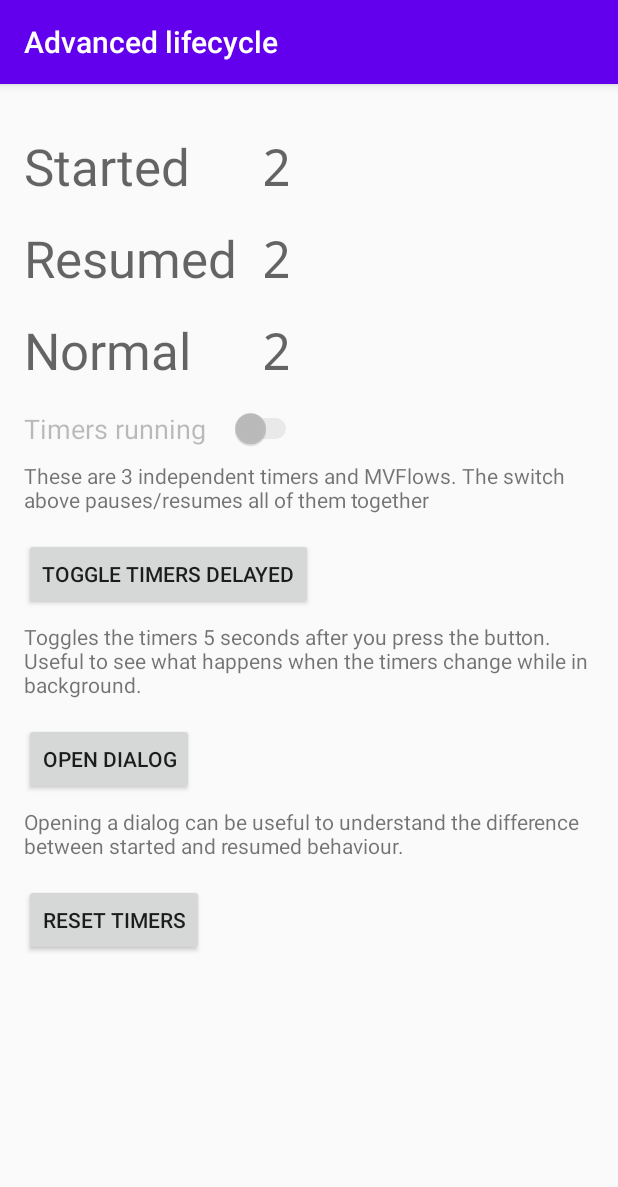
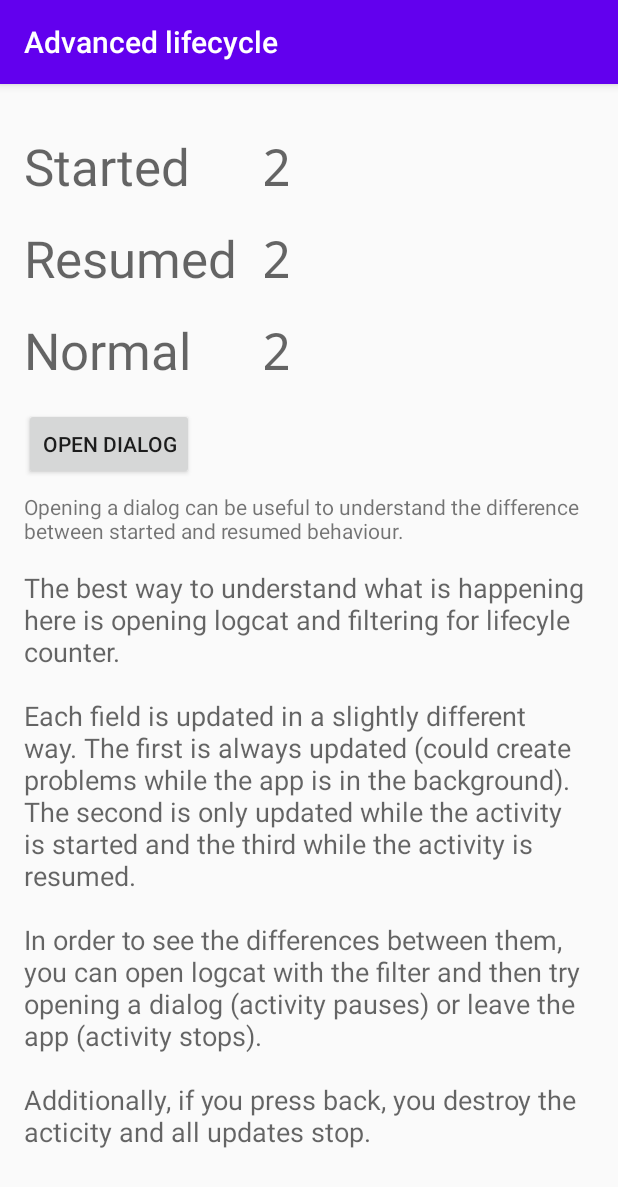
Before and after one commit to pedroql/mvflow, an Android app: the screen it shows after launch (LifecycleActivity), after a tap on "LIFECYCLE EXAMPLE", on a phone screen of 412 x 824 dp. Shown: the top 1187 px of the screen. Run offline under Robolectric (Android 15) with nearby library versions, the phone set to English and light mode, and no system bars.

Commit message:
Update lifecyle example (#14)

```diff
--- a/samples/android-app/src/main/kotlin/net/pedroloureiro/mvflow/samples/android/screens/lifecycle/LifecycleActivity.kt
+++ b/samples/android-app/src/main/kotlin/net/pedroloureiro/mvflow/samples/android/screens/lifecycle/LifecycleActivity.kt
@@ -3,106 +3,91 @@ package net.pedroloureiro.mvflow.samples.android.screens.lifecycle
 import android.content.Context
 import android.content.Intent
 import android.os.Bundle
-import android.view.View
+import android.util.Log
+import android.widget.TextView
 import androidx.appcompat.app.AppCompatActivity
 import androidx.lifecycle.lifecycleScope
-import kotlinx.coroutines.ObsoleteCoroutinesApi
-import kotlinx.coroutines.channels.BroadcastChannel
-import kotlinx.coroutines.channels.Channel
-import kotlinx.coroutines.channels.awaitClose
-import kotlinx.coroutines.channels.broadcast
-import kotlinx.coroutines.channels.consumeEach
-import kotlinx.coroutines.channels.ticker
 import kotlinx.coroutines.flow.Flow
-import kotlinx.coroutines.flow.callbackFlow
-import kotlinx.coroutines.flow.collect
-import kotlinx.coroutines.flow.filterIsInstance
+import kotlinx.coroutines.flow.emptyFlow
 import kotlinx.coroutines.launch
 import net.pedroloureiro.mvflow.MVFlow
 import net.pedroloureiro.mvflow.samples.android.databinding.LifecycleActivityBinding
 import net.pedroloureiro.mvflow.samples.android.screens.dummydialog.DummyDialogActivity
 import net.pedroloureiro.mvflow.samples.android.screens.lifecycle.LifecycleMVFlow.Action
-import net.pedroloureiro.mvflow.samples.android.screens.lifecycle.LifecycleMVFlow.Effect
 import net.pedroloureiro.mvflow.samples.android.screens.lifecycle.LifecycleMVFlow.State
 
 class LifecycleActivity : AppCompatActivity() {
 
     override fun onCreate(savedInstanceState: Bundle?) {
         super.onCreate(savedInstanceState)
+        logLifeCycle(if (savedInstanceState == null) "onCreate" else "onCreate with saved instance state")
         title = "Advanced lifecycle"
         val binding = LifecycleActivityBinding.inflate(layoutInflater)
         setContentView(binding.root)
 
-        val view = object : MVFlow.View<State, Action> {
-            override fun render(state: State) {
-                binding.normalCounter.text = state.normalCounter.toString()
-                binding.startedCounter.text = state.startedCounter.toString()
-                binding.resumedCounter.text = state.resumedCounter.toString()
+        /*
+        Note: this is not the normal way to use this library. This is just a contrived example to show the difference
+        between launch and launchWhenResumed (and other similar methods)
+         */
+        val viewNormal = StateActionView(binding.normalCounter, "normal")
+        val mvFlowNormal = LifecycleMVFlow.create(lifecycleScope)
+        val viewStarted = StateActionView(binding.startedCounter, "started")
+        val mvFlowStarted = LifecycleMVFlow.create(lifecycleScope)
+        val viewResumed = StateActionView(binding.resumedCounter, "resumed")
+        val mvFlowResumed = LifecycleMVFlow.create(lifecycleScope)
 
-                binding.timersRunning.isChecked = state.timersRunning
-
-                binding.delayedToggleTimers.isEnabled = state.delayedToggleWaiting.not()
-                binding.toggleProgressBar.visibility = if (state.delayedToggleWaiting) View.VISIBLE else View.INVISIBLE
+        val initialActions = listOf(Action.StartCounter)
+        lifecycleScope.launch {
+            mvFlowNormal.takeView(this, viewNormal, initialActions)
+        }
+        lifecycleScope.launchWhenStarted {
+            mvFlowStarted.takeView(this, viewStarted, initialActions)
+        }
+        lifecycleScope.launchWhenResumed {
+            mvFlowResumed.takeView(this, viewResumed, initialActions)
         }
 
-            override fun actions(): Flow<Action> = callbackFlow {
-                binding.delayedToggleTimers.setOnClickListener {
-                    offer(Action.ToggleTimersDelayed)
-                }
         binding.openDialog.setOnClickListener {
-                    offer(Action.OpenDialog)
-                }
-                binding.resetTimers.setOnClickListener {
-                    offer(Action.ResetTimers)
-                }
-                binding.timersRunning.setOnCheckedChangeListener { _, checked ->
-                    offer(Action.SetTimers(checked))
-                }
-
-                // these are not really actions coming from the view, but a proof of concept to allow to see the
-                // different ways you can use lifecycles to observe state updates how you want them.
-                //
-                // This sample highlighted some issues with the current API and we will address that soon.
-                val ticker = tickerBroadcastChannel()
-                lifecycleScope.launchWhenResumed {
-                    ticker.openSubscription().consumeEach {
-                        offer(Action.TickResumed)
+            DummyDialogActivity.launch(this)
         }
     }
 
-                lifecycleScope.launch {
-                    ticker.openSubscription().consumeEach {
-                        offer(Action.TickNormal)
-                    }
-                }
-                lifecycleScope.launchWhenStarted {
-                    ticker.openSubscription().consumeEach {
-                        offer(Action.TickStarted)
-                    }
-                }
-                awaitClose()
-            }
+    class StateActionView(private val textView: TextView, private val name: String) : MVFlow.View<State, Action> {
+        override fun render(state: State) {
+            Log.d("MYAPP", "lifecycle counter updated for $name with value ${state.counter}")
+            textView.text = state.counter.toString()
         }
 
-        val mvFlow = LifecycleMVFlow.create(lifecycleScope)
-        lifecycleScope.launch {
-            mvFlow.takeView(this, view)
+        override fun actions(): Flow<Action> = emptyFlow()
     }
 
-        lifecycleScope.launch {
-            mvFlow.observeEffects().filterIsInstance<Effect.OpenDialog>()
-                .collect {
-                    DummyDialogActivity.launch(this@LifecycleActivity)
-                }
-        }
+    override fun onStart() {
+        super.onStart()
+        logLifeCycle("onStart")
     }
 
-    @OptIn(ObsoleteCoroutinesApi::class)
-    private fun tickerBroadcastChannel(): BroadcastChannel<Unit> {
-        return ticker(
-            delayMillis = 1000,
-            initialDelayMillis = 0
-        ).broadcast(capacity = Channel.CONFLATED)
+    override fun onResume() {
+        super.onResume()
+        logLifeCycle("onResume")
+    }
+
+    override fun onPause() {
+        logLifeCycle("onPause")
+        super.onPause()
+    }
+
+    override fun onStop() {
+        logLifeCycle("onStop")
+        super.onStop()
+    }
+
+    override fun onDestroy() {
+        logLifeCycle("onDestroy")
+        super.onDestroy()
+    }
+
+    private fun logLifeCycle(step: String) {
+        Log.d("MYAPP", "lifecycle step $step ${javaClass.simpleName}@${hashCode().toString(16)}")
     }
 
     companion object {
--- a/samples/android-app/src/main/kotlin/net/pedroloureiro/mvflow/samples/android/screens/lifecycle/LifecycleMVFlow.kt
+++ b/samples/android-app/src/main/kotlin/net/pedroloureiro/mvflow/samples/android/screens/lifecycle/LifecycleMVFlow.kt
@@ -2,92 +2,66 @@ package net.pedroloureiro.mvflow.samples.android.screens.lifecycle
 
 import android.util.Log
 import kotlinx.coroutines.CoroutineScope
-import kotlinx.coroutines.delay
-import kotlinx.coroutines.flow.flow
-import kotlinx.coroutines.flow.flowOf
-import net.pedroloureiro.mvflow.HandlerWithEffects
+import kotlinx.coroutines.ObsoleteCoroutinesApi
+import kotlinx.coroutines.channels.Channel
+import kotlinx.coroutines.channels.broadcast
+import kotlinx.coroutines.channels.ticker
+import kotlinx.coroutines.flow.consumeAsFlow
+import kotlinx.coroutines.flow.transform
+import net.pedroloureiro.mvflow.Handler
 import net.pedroloureiro.mvflow.MVFlow
 import net.pedroloureiro.mvflow.Reducer
 
 object LifecycleMVFlow {
     data class State(
-        val normalCounter: Int = 0,
-        val startedCounter: Int = 0,
-        val resumedCounter: Int = 0,
-        val timersRunning: Boolean = false,
-        val delayedToggleWaiting: Boolean = false
+        val counter: Int = 0
     )
 
     sealed class Action {
-        data class SetTimers(val running: Boolean) : Action()
-        object ToggleTimersDelayed : Action()
-        object OpenDialog : Action()
-        object ResetTimers : Action()
-        object TickNormal : Action()
-        object TickStarted : Action()
-        object TickResumed : Action()
+        object StartCounter : Action()
     }
 
     sealed class Mutation {
-        data class SetTimersRunning(val running: Boolean) : Mutation()
-        data class DelayedToggleWaiting(val waiting: Boolean) : Mutation()
-
-        /**
-         * A tick, meant to increment the timers
-         */
-        object TickNormal : Mutation()
-        object TickStarted : Mutation()
-        object TickResumed : Mutation()
-
-        object ResetTimers : Mutation()
-        object ToggleTimers : Mutation()
+        object Tick : Mutation()
     }
 
-    sealed class Effect {
-        object OpenDialog : Effect()
-    }
+    /*
+        Note: this is not the normal way to use this library. This is just a contrived example to show the difference
+        between launch and launchWhenResumed (and other similar methods)
+    */
 
-    val handler: HandlerWithEffects<State, Action, Mutation, Effect> = { _, action, effects ->
-        when (action) {
-            Action.OpenDialog -> flow {
-                effects.send(Effect.OpenDialog)
-                // empty flow - we will listen externally to this and act there
+    fun createHandler(): Handler<State, Action, Mutation> =
+        { _, action ->
+            when (action) {
+                Action.StartCounter ->
+                    tickerBroadcastChannel
+                        .openSubscription()
+                        .consumeAsFlow()
+                        .transform {
+                            emit(Mutation.Tick)
+                        }
             }
+        }
 
-            is Action.SetTimers -> flowOf(Mutation.SetTimersRunning(action.running))
-            Action.ToggleTimersDelayed -> flow {
-                emit(Mutation.DelayedToggleWaiting(true))
-                delay(5000)
-                emit(Mutation.ToggleTimers)
-                emit(Mutation.DelayedToggleWaiting(false))
-            }
-
-            Action.ResetTimers -> flowOf(Mutation.ResetTimers)
-
-            Action.TickNormal -> flowOf(Mutation.TickNormal)
-            Action.TickStarted -> flowOf(Mutation.TickStarted)
-            Action.TickResumed -> flowOf(Mutation.TickResumed)
-        }
-    }
+    @OptIn(ObsoleteCoroutinesApi::class)
+    private val tickerBroadcastChannel =
+        ticker(
+            delayMillis = 1000,
+            initialDelayMillis = 0
+        ).broadcast(Channel.CONFLATED)
 
     val reducer: Reducer<State, Mutation> = { state, mutation ->
         when (mutation) {
-            is Mutation.SetTimersRunning -> state.copy(timersRunning = mutation.running)
-            is Mutation.DelayedToggleWaiting -> state.copy(delayedToggleWaiting = mutation.waiting)
-            Mutation.TickNormal -> state.copy(normalCounter = state.normalCounter + 1)
-            Mutation.TickStarted -> state.copy(startedCounter = state.startedCounter + 1)
-            Mutation.TickResumed -> state.copy(resumedCounter = state.resumedCounter + 1)
-            Mutation.ResetTimers -> state.copy(normalCounter = 0, startedCounter = 0, resumedCounter = 0)
-            Mutation.ToggleTimers -> state.copy(timersRunning = state.timersRunning.not())
+            Mutation.Tick -> state.copy(counter = state.counter + 1)
         }
     }
 
     fun create(coroutineScope: CoroutineScope) =
         MVFlow(
             State(),
-            handler,
+            createHandler(),
             reducer,
             coroutineScope,
-            defaultLogger = { Log.d("MVFLOW", it) }
+            defaultLogger = { Log.d("MYAPP", it) }
         )
 }
--- a/samples/android-app/src/main/res/layout/lifecycle_activity.xml
+++ b/samples/android-app/src/main/res/layout/lifecycle_activity.xml
@@ -16,24 +16,8 @@
             android:text="@string/lifecycle_open_dialog"
             android:layout_width="wrap_content" android:layout_height="wrap_content"
             android:layout_marginLeft="16dp" android:layout_marginStart="16dp"
-            android:layout_marginTop="16dp" app:layout_constraintStart_toStartOf="parent"
-            app:layout_constraintTop_toBottomOf="@+id/textView11"/>
-        <Button
-            android:id="@+id/delayedToggleTimers"
-            android:text="@string/lifecyle_toggle_timers_delayed"
-            android:layout_width="wrap_content" android:layout_height="wrap_content"
             android:layout_marginTop="16dp"
-            android:enabled="false" app:layout_constraintStart_toStartOf="@+id/textView9"
-            app:layout_constraintTop_toBottomOf="@+id/textView9"/>
-        <Switch
-            android:id="@+id/timersRunning"
-            android:text="@string/lifecycle_timers_running"
-            android:layout_width="wrap_content" android:layout_height="wrap_content"
-            android:switchPadding="16dp"
-            android:textAppearance="@style/TextAppearance.AppCompat.Medium"
-            android:layout_marginTop="16dp"
-            android:enabled="false" app:layout_constraintStart_toStartOf="@+id/textView4"
-            app:layout_constraintTop_toBottomOf="@+id/textView7"/>
+            app:layout_constraintStart_toStartOf="parent" app:layout_constraintTop_toBottomOf="@+id/textView7"/>
         <TextView
             android:id="@+id/startedCounter"
             tools:text="0"
@@ -80,15 +64,6 @@
             android:layout_marginStart="16dp" app:layout_constraintStart_toStartOf="parent"
             app:layout_constraintTop_toTopOf="parent"/>
         <TextView
-            android:id="@+id/textView9"
-            android:text="@string/lifecycle_timers_switch_explanation"
-            android:layout_width="0dp" android:layout_height="wrap_content"
-            android:layout_marginTop="8dp"
-            android:layout_marginLeft="16dp" android:layout_marginStart="16dp"
-            android:layout_marginRight="16dp" android:layout_marginEnd="16dp"
-            app:layout_constraintEnd_toEndOf="parent" app:layout_constraintStart_toStartOf="parent"
-            app:layout_constraintTop_toBottomOf="@+id/timersRunning"/>
-        <TextView
             android:id="@+id/textView10"
             android:text="@string/lifecycle_open_dialog_explanation"
             android:layout_width="0dp" android:layout_height="wrap_content"
@@ -97,32 +72,22 @@
             android:layout_marginTop="8dp" app:layout_constraintEnd_toEndOf="parent"
             app:layout_constraintHorizontal_bias="0.5" app:layout_constraintStart_toStartOf="parent"
             app:layout_constraintTop_toBottomOf="@+id/openDialog"/>
-        <TextView
-            android:id="@+id/textView11"
-            android:text="@string/lifecycle_delayed_toggle_explanation"
-            android:layout_width="0dp" android:layout_height="wrap_content"
-            android:layout_marginTop="8dp"
-            app:layout_constraintEnd_toEndOf="@+id/textView10" app:layout_constraintStart_toStartOf="@+id/delayedToggleTimers"
-            app:layout_constraintTop_toBottomOf="@+id/delayedToggleTimers"/>
         <androidx.constraintlayout.widget.Barrier android:id="@+id/barrier4"
                                                   android:layout_width="wrap_content"
                                                   android:layout_height="wrap_content"
                                                   app:barrierDirection="end"
                                                   app:constraint_referenced_ids="textView2,textView4,textView7"
-        />
-        <ProgressBar
-            android:id="@+id/toggleProgressBar"
-            style="?android:attr/progressBarStyle"
-            android:layout_width="wrap_content"
-            android:layout_height="wrap_content" android:layout_marginLeft="32dp"
-            android:layout_marginStart="32dp" app:layout_constraintBottom_toBottomOf="@+id/delayedToggleTimers"
-            app:layout_constraintStart_toEndOf="@+id/delayedToggleTimers" app:layout_constraintTop_toTopOf="@+id/delayedToggleTimers"/>
-        <Button
-            android:id="@+id/resetTimers"
-            android:text="@string/lifecycle_reset_timers"
-            android:layout_width="wrap_content" android:layout_height="wrap_content"
+                                                  tools:layout_editor_absoluteX="157dp"/>
+        <TextView
+            android:id="@+id/textView5"
+            android:text="@string/lifecycle_explanation"
+            android:layout_width="0dp" android:layout_height="wrap_content"
             android:layout_marginTop="16dp"
-            app:layout_constraintStart_toStartOf="@+id/textView10" app:layout_constraintTop_toBottomOf="@+id/textView10"/>
+            android:layout_marginLeft="16dp" android:layout_marginStart="16dp"
+            android:layout_marginRight="16dp" android:layout_marginEnd="16dp"
+            android:textAppearance="@style/TextAppearance.AppCompat.Medium" app:layout_constraintEnd_toEndOf="parent"
+            app:layout_constraintStart_toStartOf="parent"
+            app:layout_constraintTop_toBottomOf="@+id/textView10"/>
 
     </androidx.constraintlayout.widget.ConstraintLayout>
 </ScrollView>
--- a/samples/android-app/src/main/res/values/strings.xml
+++ b/samples/android-app/src/main/res/values/strings.xml
@@ -21,20 +21,17 @@
 
     <!-- Lifecycle activity -->
     <string name="lifecycle_open_dialog">Open dialog</string>
-    <string name="lifecyle_toggle_timers_delayed">Toggle timers delayed</string>
-    <string name="lifecycle_timers_running">Timers running</string>
     <string name="lifecycle_resumed">Resumed</string>
     <string name="lifecycle_normal">Normal</string>
     <string name="lifecycle_started">Started</string>
-    <string name="lifecycle_timers_switch_explanation">These are 3 independent timers and MVFlows. The switch above
-        pauses/resumes all of them together
-    </string>
     <string name="lifecycle_open_dialog_explanation">Opening a dialog can be useful to understand the difference between
         started and resumed behaviour.
     </string>
-    <string name="lifecycle_delayed_toggle_explanation">Toggles the timers 5 seconds after you press the button. Useful
-        to see what happens when the timers change while in background.
-    </string>
-    <string name="lifecycle_reset_timers">Reset timers</string>
+    <string name="lifecycle_explanation">The best way to understand what is happening here is opening logcat and
+        filtering for "lifecyle counter".\n\nEach field is updated in a slightly different way. The first is always
+        updated (could create problems while the app is in the background). The second is only updated while the
+        activity is started and the third while the activity is resumed.\n\nIn order to see the differences between
+    them, you can open logcat with the filter and then try opening a dialog (activity pauses) or leave the app
+    (activity stops).\n\nAdditionally, if you press back, you destroy the acticity and all updates stop.</string>
 
 </resources>
```
Also changed, not shown: 2 other files. Lines whose indentation alone changed are shown as unchanged.
